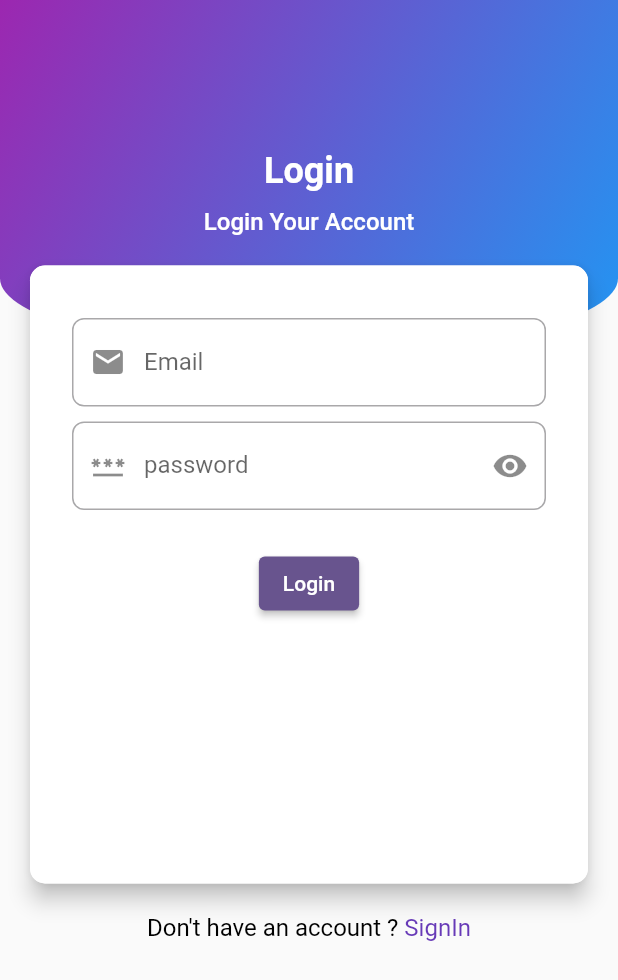
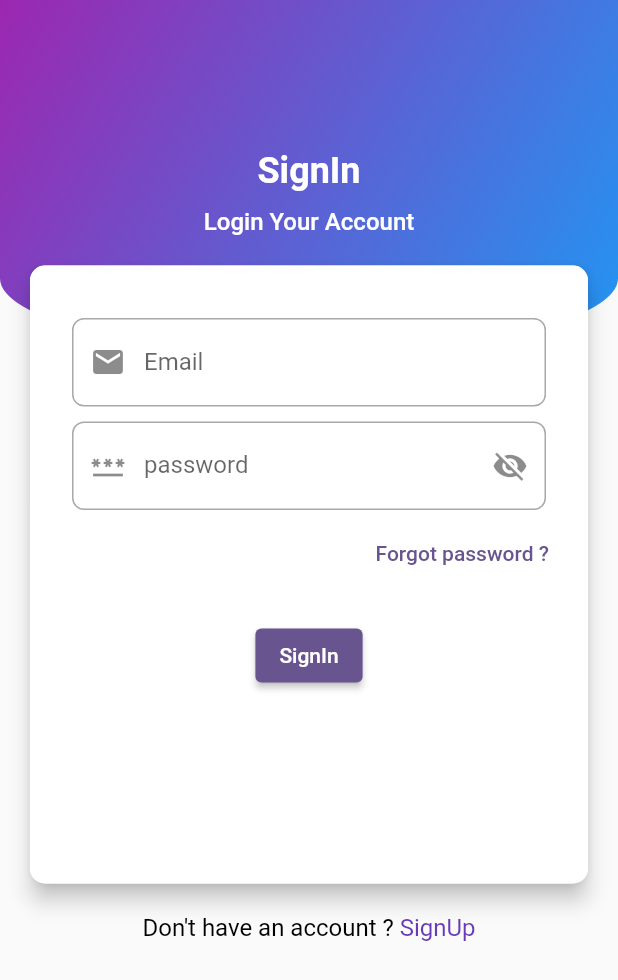
Before and after one commit to safvansafvan/firebase_msg, a Flutter app: the screen it shows after launch, on a phone screen of 412 x 824 dp. Shown: the top 980 px of the screen. Run offline on Flutter 3.47's test engine with Material 3 defaults, Android fonts, the phone set to English and light mode, and no system bars; our stand-ins replace connectivity_plus, firebase_auth, firebase_core, fluttertoast, get; accounts and stored records are empty.

Commit message:
signup ui and function is ready

```diff
--- a/lib/controller/getx/login_controller.dart
+++ b/lib/controller/getx/login_controller.dart
@@ -1,7 +1,7 @@
 import 'dart:developer';
 
 import 'package:firebase_msg/utils/msg_bar.dart';
-import 'package:firebase_msg/view/auth/login.dart';
+import 'package:firebase_msg/view/auth/signin.dart';
 import 'package:firebase_msg/view/home.dart';
 import 'package:flutter/material.dart';
 import 'package:get/get.dart';
@@ -12,6 +12,12 @@ class LoginCtrl extends GetxController {
   TextEditingController emailCtrl = TextEditingController();
   TextEditingController passCtrl = TextEditingController();
   bool isSignUpLoading = false;
+  RxBool passwordVisible = true.obs;
+
+  void showPassword() {
+    passwordVisible.value = !passwordVisible.value;
+  }
+
   Future<User?> signUpWithEmailAndPassword(
       String email, String password) async {
     isSignUpLoading = true;
--- a/lib/main.dart
+++ b/lib/main.dart
@@ -1,5 +1,5 @@
 import 'package:firebase_core/firebase_core.dart';
-import 'package:firebase_msg/view/auth/login.dart';
+import 'package:firebase_msg/view/auth/signin.dart';
 import 'package:flutter/material.dart';
 import 'package:get/get.dart';
 
--- a/lib/view/auth/login.dart
+++ /dev/null
@@ -1,126 +0,0 @@
-import 'package:firebase_msg/controller/getx/login_controller.dart';
-import 'package:firebase_msg/view/widget/text_form_common.dart';
-import 'package:flutter/material.dart';
-import 'package:get/get.dart';
-
-// ignore: must_be_immutable
-class LoginView extends StatelessWidget {
-  LoginView({super.key});
-
-  GlobalKey<FormState> gkey = GlobalKey<FormState>();
-
-  @override
-  Widget build(BuildContext context) {
-    final lc = Get.put(LoginCtrl());
-    var screenSize = MediaQuery.of(context).size;
-    return Scaffold(
-      body: SizedBox(
-        height: screenSize.height,
-        child: Stack(
-          children: [
-            Container(
-              height: screenSize.height / 3.5,
-              width: screenSize.width,
-              decoration: BoxDecoration(
-                gradient: const LinearGradient(
-                  colors: [Colors.purple, Colors.blue],
-                  begin: Alignment.topLeft,
-                  end: AlignmentDirectional.bottomEnd,
-                ),
-                borderRadius: BorderRadius.vertical(
-                  bottom: Radius.elliptical(screenSize.width, 100.0),
-                ),
-              ),
-            ),
-            Center(
-              child: Padding(
-                padding: const EdgeInsets.only(top: 100),
-                child: Column(
-                  children: [
-                    Text(
-                      'Login',
-                      style:
-                          Theme.of(context).textTheme.headlineSmall!.copyWith(
-                                fontWeight: FontWeight.bold,
-                                color: Colors.white,
-                              ),
-                    ),
-                    const SizedBox(height: 10),
-                    const Text(
-                      'Login Your Account',
-                      style: TextStyle(
-                        fontSize: 16,
-                        fontWeight: FontWeight.w500,
-                        color: Colors.white,
-                      ),
-                    ),
-                    Container(
-                      margin: const EdgeInsets.all(20),
-                      child: Material(
-                        elevation: 6.0,
-                        shadowColor:
-                            Theme.of(context).brightness == Brightness.light
-                                ? Colors.black
-                                : Colors.grey.shade500,
-                        borderRadius: BorderRadius.circular(10),
-                        child: Container(
-                          padding: const EdgeInsets.symmetric(
-                              vertical: 30, horizontal: 18),
-                          height: screenSize.height / 2,
-                          width: screenSize.width,
-                          decoration: BoxDecoration(
-                            color:
-                                Theme.of(context).brightness == Brightness.light
-                                    ? Colors.white
-                                    : Colors.grey.shade900,
-                            borderRadius: BorderRadius.circular(10),
-                          ),
-                          child: Form(
-                            key: gkey,
-                            child: Column(
-                              children: [
-                                TextFormFieldCmn(
-                                  controller: lc.emailCtrl,
-                                  labelText: 'Email',
-                                  prefixIcn: Icons.email,
-                                ),
-                                TextFormFieldCmn(
-                                  controller: lc.passCtrl,
-                                  labelText: 'password',
-                                  prefixIcn: Icons.password,
-                                  suffixIcn: Icons.remove_red_eye_rounded,
-                                ),
-                                const SizedBox(height: 20),
-                                ElevatedButton(
-                                    onPressed: () {},
-                                    child: const Text('Login'))
-                              ],
-                            ),
-                          ),
-                        ),
-                      ),
-                    ),
-                    RichText(
-                        text: const TextSpan(children: [
-                      TextSpan(
-                          text: "Don't have an account ? ",
-                          style: TextStyle(fontSize: 16, color: Colors.black)),
-                      TextSpan(
-                          text: "SignIn",
-                          style:
-                              TextStyle(fontSize: 16, color: Colors.deepPurple))
-                    ]))
-                  ],
-                ),
-              ),
-            ),
-          ],
-        ),
-      ),
-    );
-  }
-
-  Future<void> handleSignIn() async {
-    Get.put(LoginCtrl());
-  }
-}
--- /dev/null
+++ b/lib/view/auth/signin.dart
@@ -0,0 +1,169 @@
+import 'package:firebase_msg/controller/getx/connectivity_controller.dart';
+import 'package:firebase_msg/controller/getx/login_controller.dart';
+import 'package:firebase_msg/utils/msg_bar.dart';
+import 'package:firebase_msg/view/auth/signUp.dart';
+import 'package:firebase_msg/view/widget/text_form_common.dart';
+import 'package:flutter/material.dart';
+import 'package:get/get.dart';
+
+// ignore: must_be_immutable
+class LoginView extends StatelessWidget {
+  LoginView({super.key});
+
+  GlobalKey<FormState> gkey = GlobalKey<FormState>();
+
+  @override
+  Widget build(BuildContext context) {
+    final lc = Get.put(LoginCtrl());
+    var screenSize = MediaQuery.of(context).size;
+    return Scaffold(
+      body: SingleChildScrollView(
+        child: SizedBox(
+          height: screenSize.height,
+          child: Stack(
+            children: [
+              Container(
+                height: screenSize.height / 3.5,
+                width: screenSize.width,
+                decoration: BoxDecoration(
+                  gradient: const LinearGradient(
+                    colors: [Colors.purple, Colors.blue],
+                    begin: Alignment.topLeft,
+                    end: AlignmentDirectional.bottomEnd,
+                  ),
+                  borderRadius: BorderRadius.vertical(
+                    bottom: Radius.elliptical(screenSize.width, 100.0),
+                  ),
+                ),
+              ),
+              Center(
+                child: Padding(
+                  padding: const EdgeInsets.only(top: 100),
+                  child: Column(
+                    children: [
+                      Text(
+                        'SignIn',
+                        style:
+                            Theme.of(context).textTheme.headlineSmall!.copyWith(
+                                  fontWeight: FontWeight.bold,
+                                  color: Colors.white,
+                                ),
+                      ),
+                      const SizedBox(height: 10),
+                      const Text(
+                        'Login Your Account',
+                        style: TextStyle(
+                          fontSize: 16,
+                          fontWeight: FontWeight.w500,
+                          color: Colors.white,
+                        ),
+                      ),
+                      Container(
+                        margin: const EdgeInsets.all(20),
+                        child: Material(
+                          elevation: 6.0,
+                          shadowColor:
+                              Theme.of(context).brightness == Brightness.light
+                                  ? Colors.black
+                                  : Colors.grey.shade500,
+                          borderRadius: BorderRadius.circular(10),
+                          child: Container(
+                            padding: const EdgeInsets.symmetric(
+                                vertical: 30, horizontal: 18),
+                            height: screenSize.height / 2,
+                            width: screenSize.width,
+                            decoration: BoxDecoration(
+                              color: Theme.of(context).brightness ==
+                                      Brightness.light
+                                  ? Colors.white
+                                  : Colors.grey.shade900,
+                              borderRadius: BorderRadius.circular(10),
+                            ),
+                            child: Form(
+                              key: gkey,
+                              child: Column(
+                                children: [
+                                  TextFormFieldCmn(
+                                    controller: lc.emailCtrl,
+                                    labelText: 'Email',
+                                    prefixIcn: Icons.email,
+                                  ),
+                                  TextFormFieldCmn(
+                                    controller: lc.passCtrl,
+                                    labelText: 'password',
+                                    prefixIcn: Icons.password,
+                                    suffixIcn: Icons.remove_red_eye_rounded,
+                                    isPass: true,
+                                  ),
+                                  Align(
+                                    alignment: Alignment.topRight,
+                                    child: TextButton(
+                                      onPressed: () {},
+                                      child: const Text(
+                                        'Forgot password ?',
+                                      ),
+                                    ),
+                                  ),
+                                  const SizedBox(height: 20),
+                                  ElevatedButton(
+                                      onPressed: () async {
+                                        if (gkey.currentState!.validate()) {
+                                          await handleSignIn();
+                                        } else {
+                                          showMsgBar(msg: 'Empty Fields');
+                                        }
+                                      },
+                                      child: const Text('SignIn'))
+                                ],
+                              ),
+                            ),
+                          ),
+                        ),
+                      ),
+                      GestureDetector(
+                        onTap: () {
+                          Navigator.pushReplacement(
+                              context,
+                              MaterialPageRoute(
+                                builder: (context) => SignUpView(),
+                              ));
+                        },
+                        child: RichText(
+                            text: const TextSpan(children: [
+                          TextSpan(
+                              text: "Don't have an account ? ",
+                              style:
+                                  TextStyle(fontSize: 16, color: Colors.black)),
+                          TextSpan(
+                              text: "SignUp",
+                              style: TextStyle(
+                                  fontSize: 16, color: Colors.deepPurple))
+                        ])),
+                      )
+                    ],
+                  ),
+                ),
+              ),
+            ],
+          ),
+        ),
+      ),
+    );
+  }
+
+  Future<void> handleSignIn() async {
+    final sc = Get.put(LoginCtrl());
+    final ic = Get.put(ConnectivityCtrl());
+    await ic.checkConnection();
+
+    if (ic.hasInternet.value == false) {
+      showMsgBar(msg: 'Internet is required');
+    } else {
+      String email = sc.emailCtrl.text.trim();
+      String password = sc.passCtrl.text;
+      await sc
+          .signInWithEmailAndPasswords(email, password)
+          .then((value) => sc.clearController());
+    }
+  }
+}
--- a/lib/view/widget/text_form_common.dart
+++ b/lib/view/widget/text_form_common.dart
@@ -1,4 +1,6 @@
+import 'package:firebase_msg/controller/getx/login_controller.dart';
 import 'package:flutter/material.dart';
+import 'package:get/get.dart';
 
 class TextFormFieldCmn extends StatelessWidget {
   const TextFormFieldCmn(
@@ -6,20 +8,40 @@ class TextFormFieldCmn extends StatelessWidget {
       required this.controller,
       this.prefixIcn,
       this.suffixIcn,
-      required this.labelText});
+      required this.labelText,
+      this.isPass = false});
   final TextEditingController controller;
   final IconData? prefixIcn;
   final IconData? suffixIcn;
   final String labelText;
+  final bool isPass;
   @override
   Widget build(BuildContext context) {
+    final ctrl = Get.put(LoginCtrl());
+    final suffix = Get.put(LoginCtrl().passwordVisible.value);
     return Container(
       margin: const EdgeInsets.symmetric(horizontal: 10, vertical: 5),
       child: TextFormField(
+        validator: (value) {
+          if (value!.isEmpty) {
+            return 'Required';
+          }
+          return null;
+        },
         controller: controller,
         decoration: InputDecoration(
             prefixIcon: Icon(prefixIcn),
-            suffixIcon: Icon(suffixIcn),
+            suffixIcon: isPass
+                ? IconButton(
+                    splashRadius: 4,
+                    onPressed: () {
+                      ctrl.showPassword();
+                    },
+                    icon: suffix
+                        ? const Icon(Icons.visibility_off)
+                        : const Icon(Icons.visibility),
+                  )
+                : const SizedBox(),
             label: Text(labelText),
             focusedBorder: OutlineInputBorder(
                 borderRadius: BorderRadius.circular(10),
@@ -27,6 +49,7 @@ class TextFormFieldCmn extends StatelessWidget {
             border: OutlineInputBorder(
                 borderRadius: BorderRadius.circular(8),
                 borderSide: const BorderSide(color: Colors.grey))),
+        obscureText: isPass ? suffix : false,
       ),
     );
   }
```
Also changed, not shown: lib/view/auth/signup.dart (added, +164 -0 lines).
